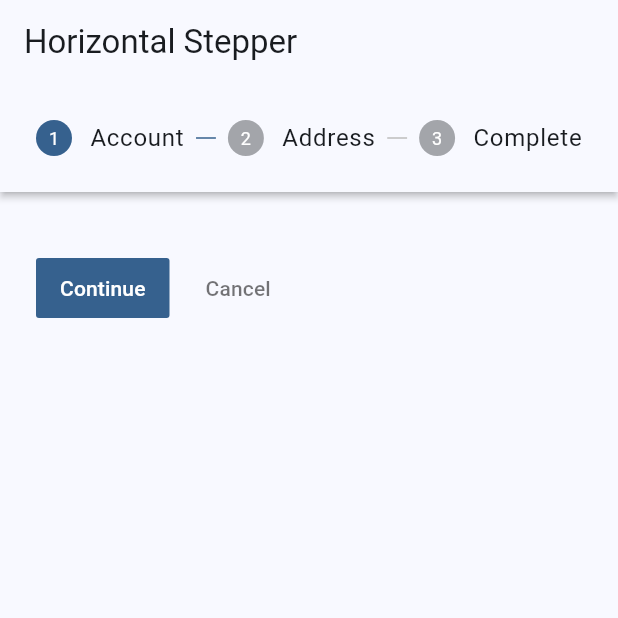
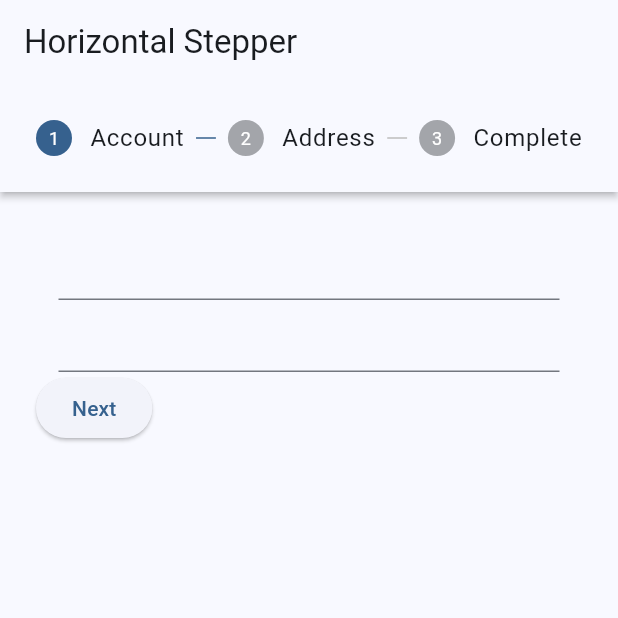
Before and after one commit to abdulawalarif/stepper_for_ecommerce, a Flutter app: the screen it shows after launch, on a phone screen of 412 x 824 dp, the top half of it. Run offline on Flutter 3.47's test engine with Material 3 defaults, Android fonts, the light colour scheme and no system bars.

Commit message:
widget inside the stepper is added

```diff
--- /dev/null
+++ b/lib/button.dart
@@ -0,0 +1,15 @@
+import 'package:flutter/material.dart';
+
+class Button extends StatelessWidget {
+   final VoidCallback onPressed;
+  final String text;
+  const Button({super.key, required this.onPressed, required this.text});
+
+  @override
+  Widget build(BuildContext context) {
+    return ElevatedButton(
+      onPressed: onPressed,
+      child: Text(text),
+    );
+  }
+}
--- a/lib/horizontal_stepper.dart
+++ /dev/null
@@ -1,60 +0,0 @@
-import 'package:flutter/material.dart';
-import 'package:stepper_for_ecommerce/main.dart';
-
-class HorizontalStepper extends StatefulWidget {
-  const HorizontalStepper({super.key});
-
-  @override
-  State<HorizontalStepper> createState() => _HorizontalStepperState();
-}
-
-class _HorizontalStepperState extends State<HorizontalStepper> {
-  int currentStep = 0;
-
-  @override
-  Widget build(BuildContext context) {
-    return Scaffold(
-      appBar: AppBar(
-        title: const Text('Horizontal Stepper'),
-      ),
-      body: Stepper(
-        type: StepperType.horizontal,
-        steps: getStepps(),
-        currentStep: currentStep,
-        onStepTapped: (step)=>  setState(() => currentStep = step),
-        onStepContinue: () {
-          final isLastStep = currentStep == getStepps().length - 1;
-          if (isLastStep) {
-            'Sending data to the server'.log();
-          } else {
-            setState(() => currentStep += 1);
-          }
-        },
-        onStepCancel: () {
-          currentStep == 0 ? null : setState(() => currentStep -= 1);
-        },
-      ),
-    );
-  }
-
-  List<Step> getStepps() => [
-        Step(
-          state: currentStep > 0 ? StepState.complete : StepState.indexed,
-          isActive: currentStep >= 0,
-          title: const Text('Account'),
-          content: Container(),
-        ),
-        Step(
-          state: currentStep > 1 ? StepState.complete : StepState.indexed,
-          isActive: currentStep >= 1,
-          title: const Text('Address'),
-          content: Container(),
-        ),
-        Step(
-          state: currentStep > 2 ? StepState.complete : StepState.indexed,
-          isActive: currentStep >= 2,
-          title: const Text('Complete'),
-          content: Container(),
-        ),
-      ];
-}
--- a/lib/main.dart
+++ b/lib/main.dart
@@ -1,6 +1,6 @@
 import 'package:flutter/material.dart';
 import 'dart:developer' as devtools show log;
-import 'horizontal_stepper.dart';
+import 'stepper.dart';
 
 void main() {
   runApp(const MyApp());
--- /dev/null
+++ b/lib/stepper.dart
@@ -0,0 +1,221 @@
+import 'package:flutter/material.dart';
+import 'package:stepper_for_ecommerce/button.dart';
+import 'package:stepper_for_ecommerce/main.dart';
+
+class HorizontalStepper extends StatefulWidget {
+  const HorizontalStepper({super.key});
+
+  @override
+  State<HorizontalStepper> createState() => _HorizontalStepperState();
+}
+
+class _HorizontalStepperState extends State<HorizontalStepper> {
+  int currentStep = 0;
+  bool isCompleted = false;
+  late TextEditingController firstNameController;
+  late TextEditingController lastNameController;
+  late TextEditingController addreddController;
+  late TextEditingController postCodeController;
+
+  @override
+  void initState() {
+    super.initState();
+    firstNameController = TextEditingController();
+    lastNameController = TextEditingController();
+    addreddController = TextEditingController();
+    postCodeController = TextEditingController();
+  }
+
+  @override
+  Widget build(BuildContext context) {
+    return Scaffold(
+      appBar: AppBar(
+        title: const Text('Horizontal Stepper'),
+      ),
+      body: isCompleted
+          ? buildCompleted()
+          : Stepper(
+              type: StepperType.horizontal,
+              steps: getStepps(),
+              currentStep: currentStep,
+              onStepTapped: (step) => setState(() => currentStep = step),
+              onStepContinue: () {
+                final isLastStep = currentStep == getStepps().length - 1;
+                if (isLastStep) {
+                  'Sending data to the server'.log();
+                  setState(() {
+                    isCompleted = true;
+                  });
+                } else {
+                  setState(() => currentStep += 1);
+                }
+              },
+              onStepCancel: () {
+                currentStep == 0 ? null : setState(() => currentStep -= 1);
+              },
+              controlsBuilder: (BuildContext context, ControlsDetails details) {
+                final isLastStep = currentStep == getStepps().length - 1;
+                return Row(
+                  children: [
+                    Button(
+                      onPressed: details.onStepContinue!,
+                      text: isLastStep ? 'Confirm' : 'Next',
+                    ),
+                    const SizedBox(
+                      width: 10,
+                    ),
+                    if (currentStep != 0)
+                      Button(
+                        onPressed: details.onStepCancel!,
+                        text: 'Back',
+                      ),
+                  ],
+                );
+              },
+            ),
+    );
+  }
+
+  Widget buildCompleted() {
+    return Center(
+      child: Column(
+        mainAxisAlignment: MainAxisAlignment.center,
+        children: [
+          const Icon(
+            Icons.cloud_done,
+            size: 150,
+            color: Colors.blue,
+          ),
+          ElevatedButton(
+            onPressed: () {
+              setState(() {
+                isCompleted = false;
+                currentStep = 0;
+              });
+            },
+            child: const Text('Re-start'),
+          ),
+        ],
+      ),
+    );
+  }
+
+  List<Step> getStepps() => [
+        Step(
+          state: currentStep > 0 ? StepState.complete : StepState.indexed,
+          isActive: currentStep >= 0,
+          title: const Text('Account'),
+          content: Padding(
+            padding: const EdgeInsets.symmetric(horizontal: 15),
+            child: Column(
+              children: [
+                TextField(
+                  controller: firstNameController,
+                ),
+                TextField(
+                  controller: lastNameController,
+                ),
+              ],
+            ),
+          ),
+        ),
+        Step(
+          state: currentStep > 1 ? StepState.complete : StepState.indexed,
+          isActive: currentStep >= 1,
+          title: const Text('Address'),
+          content: Padding(
+            padding: const EdgeInsets.symmetric(horizontal: 15),
+            child: Column(
+              children: [
+                TextField(
+                  controller: postCodeController,
+                ),
+                TextField(
+                  controller: addreddController,
+                ),
+              ],
+            ),
+          ),
+        ),
+        Step(
+          state: currentStep > 2 ? StepState.complete : StepState.indexed,
+          isActive: currentStep >= 2,
+          title: const Text('Complete'),
+          content: Padding(
+            padding: const EdgeInsets.symmetric(horizontal: 15),
+            child: Column(
+              children: [
+                Row(
+                  children: [
+                    const Text(
+                      'First Name',
+                      style: TextStyle(fontWeight: FontWeight.bold),
+                    ),
+                    const SizedBox(
+                      width: 20,
+                    ),
+                    Text(
+                      firstNameController.text.toString(),
+                    ),
+                  ],
+                ),
+                const SizedBox(
+                  height: 6,
+                ),
+                Row(
+                  children: [
+                    const Text(
+                      'Last Name',
+                      style: TextStyle(fontWeight: FontWeight.bold),
+                    ),
+                    const SizedBox(
+                      width: 20,
+                    ),
+                    Text(
+                      lastNameController.text.toString(),
+                    ),
+                  ],
+                ),
+                const SizedBox(
+                  height: 6,
+                ),
+                Row(
+                  children: [
+                    const Text(
+                      'Address',
+                      style: TextStyle(fontWeight: FontWeight.bold),
+                    ),
+                    const SizedBox(
+                      width: 20,
+                    ),
+                    Text(
+                      addreddController.text.toString(),
+                    ),
+                  ],
+                ),
+                const SizedBox(
+                  height: 6,
+                ),
+                Row(
+                  children: [
+                    const Text(
+                      'Postcode',
+                      style: TextStyle(fontWeight: FontWeight.bold),
+                    ),
+                    const SizedBox(
+                      width: 20,
+                    ),
+                    Text(
+                      postCodeController.text.toString(),
+                    ),
+                  ],
+                ),
+                const SizedBox(
+                  height: 26,
+                ),
+              ],
+            ),
+          ),
+        ),
+      ];
+}
```
Also changed, not shown: 1 other file.
